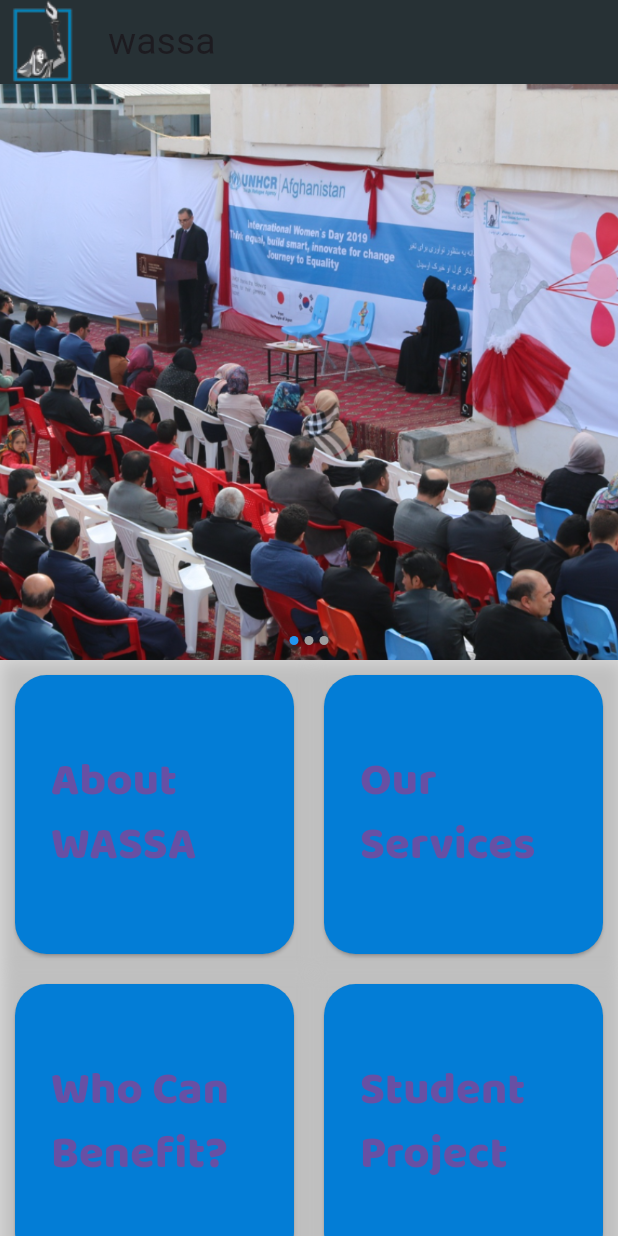
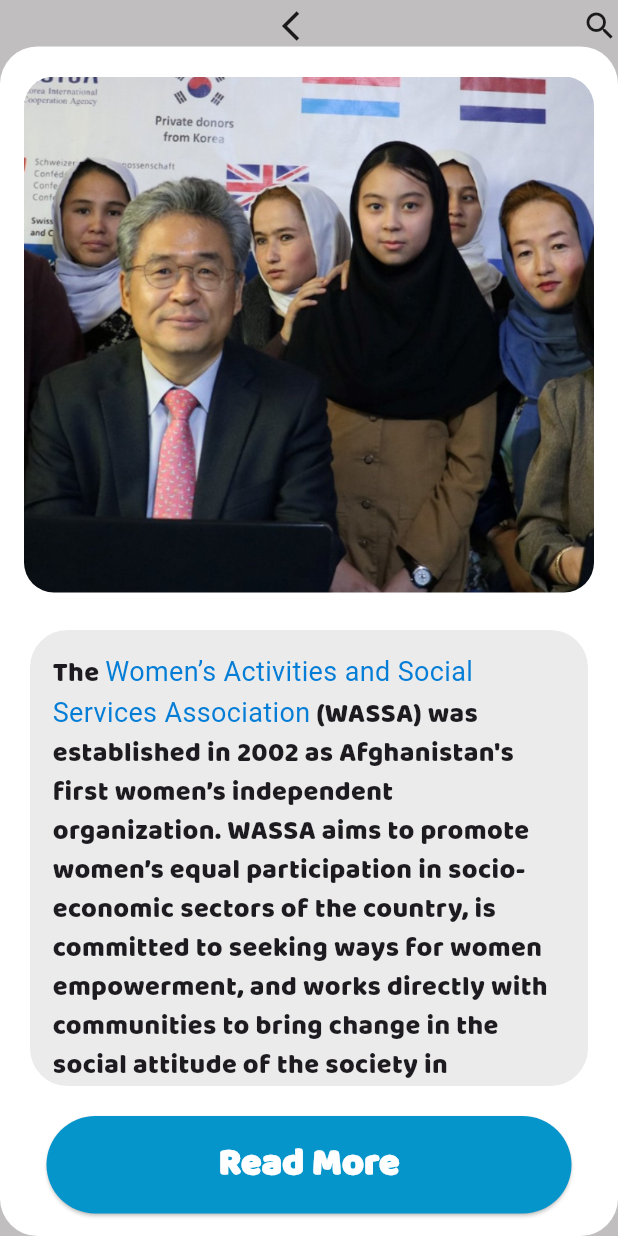
Before and after one commit to HamidSaliqa/code4fun, a Flutter app: the screen it shows after launch, after a tap on "About WASSA", on a phone screen of 412 x 824 dp. Run offline on Flutter 3.47's test engine with Material 3 defaults, Android fonts, the light colour scheme and no system bars; drawn by our look-alikes of flutter_image_slideshow.

Commit message:
درست کردن صفحه AboutWassa

```diff
--- /dev/null
+++ b/lib/about_wassa,dart.dart
@@ -0,0 +1,131 @@
+import 'package:code4fun/widget.dart';
+import 'package:flutter/material.dart';
+
+class AboutWassa_page extends StatelessWidget {
+  const AboutWassa_page({super.key});
+
+  @override
+  Widget build(BuildContext context) {
+    return Scaffold(
+      backgroundColor: const Color.fromARGB(100, 94, 90, 90),
+      body: Column(
+        mainAxisAlignment: MainAxisAlignment.center,
+        children: [
+          const SizedBox(
+            height: 5,
+          ),
+          Row(
+            mainAxisAlignment: MainAxisAlignment.spaceBetween,
+            children: [
+              Expanded(
+                child: GestureDetector(
+                  child: const Icon(Icons.arrow_back_ios_sharp),
+                  onTap: () {
+                    Navigator.pop(context);
+                  },
+                ),
+              ),
+              Container(
+                child: const Icon(Icons.search),
+              ),
+            ],
+          ),
+          const SizedBox(
+            height: 2,
+          ),
+          Expanded(
+            child: Container(
+              width: double.infinity,
+              decoration: BoxDecoration(
+                borderRadius: BorderRadius.circular(25),
+                color: Colors.white,
+              ),
+              child: Column(
+                children: [
+                  const SizedBox(
+                    height: 20,
+                  ),
+                  Expanded(
+                    flex: 3,
+                    child: ClipRRect(
+                      child: Image.asset("assets/wassa2.PNG",
+                          fit: BoxFit.cover, width:380,height: 217,),
+                      borderRadius: BorderRadius.circular(20),
+                    ),
+                  ),
+                  const SizedBox(
+                    height: 5,
+                  ),
+                  Expanded(
+                      flex: 3,
+                      child: Padding(
+                        padding: const EdgeInsets.all(20),
+                        child: Container(
+                          height: 200,
+                          decoration: BoxDecoration(
+                              borderRadius: BorderRadius.circular(25),
+                              color: Color.fromRGBO(235, 235, 235, 1),
+                          ),
+                          child: const SingleChildScrollView(
+                            child: Padding(
+                              padding: EdgeInsets.all(15),
+                              ///main text
+                              child: Text.rich(
+                                TextSpan(
+                                  text: 'The ',
+                                  style: TextStyle(fontFamily: "CustomFont",fontSize:18),
+                                  children: <TextSpan>[
+                                    TextSpan(
+                                      text: 'Women’s Activities and Social Services Association',
+                                      style: TextStyle(color: Color.fromRGBO(3, 125, 214, 1)),
+                                    ),
+                                    TextSpan(
+                                      text: ' (WASSA) was established in 2002 as Afghanistan\'s first women’s independent organization. WASSA aims to promote women’s equal participation in socio-economic sectors of the country, is committed to seeking ways for women empowerment, and works directly with communities to bring change in the social attitude of the society in Afghanistan. WASSA throughout its lifetime has implemented various projects in Western Region committedly and accountable. WASSA has played a positive role as a civil society promoter and supported various projects successfully. Meanwhile, WASSA is known as the most capable NGO in the western region for implementing protection activities. WASSA has actively and effectively been implementing projects after the fall of the government in 2021. WASSA being the strategic partner to some donors has been supporting the society empowerment and humanitarian assistance via protection, food security, nutrition and Water, Sanitation and Hygiene as well as socioeconomic resilience projects in Western Region.',
+                                    ),
+                                  ],
+                                ),
+                              ),
+                            ),
+                          ),
+                        ),
+                      )),
+                  SizedBox(
+                    height: 65,
+                    width: 350,
+                    child: ElevatedButton(
+                      style: ButtonStyle(
+                        backgroundColor: MaterialStateProperty.all(
+                          Color.fromARGB(255, 6, 149, 203),
+                        ),
+                        shape: MaterialStateProperty.all(
+                          RoundedRectangleBorder(
+                            borderRadius: BorderRadius.circular(34),
+                          ),
+                        ),
+                      ),
+                      onPressed: () {
+                        Navigator.pushNamed(context, "/quiz");
+                      },
+                      child: const Text(
+                        "Read More",
+                        style: TextStyle(
+                          color: Colors.white,
+                          fontSize: 25,
+                          fontWeight: FontWeight.bold,
+                          fontFamily: "CustomFont"
+                        ),
+                      ),
+                    ),
+                  ),
+                  const SizedBox(
+                    height: 15,
+                  ),
+                ],
+              ),
+            ),
+          ),
+        ],
+      ),
+    );
+  }
+}
--- a/lib/home_page.dart
+++ b/lib/home_page.dart
@@ -24,7 +24,7 @@ class _HomePageState extends State<HomePage> {
         children: [
           Expanded(child: slider()),
           Expanded(
-            child: customGridview(),
+            child: customGridview(context),
           ),
         ],
       )
--- a/lib/widget.dart
+++ b/lib/widget.dart
@@ -1,5 +1,7 @@
 import 'package:flutter/material.dart';
 import 'package:flutter_image_slideshow/flutter_image_slideshow.dart';
+
+import 'about_wassa,dart.dart';
 ///font
 const labelTextStyle = TextStyle(
   fontSize:30,
@@ -86,14 +88,26 @@ class CustomButton extends StatelessWidget {
 var libraryNames = ["About WASSA", "Our Services", "Who Can Benefit?","Student Project","Gallery","Contact"];
 
 ///Home page Grid view use custom Button
- Widget customGridview(){
+Widget customGridview(BuildContext context){
+  return Builder(
+    builder: (BuildContext context) {
       return GridView.count(
         crossAxisCount: 2,
         children: List.generate(libraryNames.length, (index) {
           return CustomButton(
             nameOfButton: libraryNames[index],
-        onPressed: () {},
+            onPressed: () {
+              Navigator.push(
+                context,
+                MaterialPageRoute(builder: (context) => onPessedCustomButton[libraryNames[index]]!),
+              );
+            },
           );
         }),
       );
+    },
+  );
 }
+Map<String,Widget> onPessedCustomButton = {
+   "About WASSA":AboutWassa_page(),
+};
```
Lines whose indentation alone changed are shown as unchanged.
